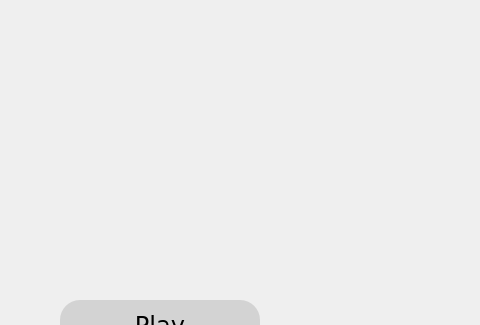
Before: the Qt Designer form RoboArena2/MenuAssets/SoloMenu.ui in Mesaying/Roboarena2023Team3, drawn with Qt 5; both pictures show x 340 to 820 and y 0 to 325 of the 1000 by 1000 pixel window.
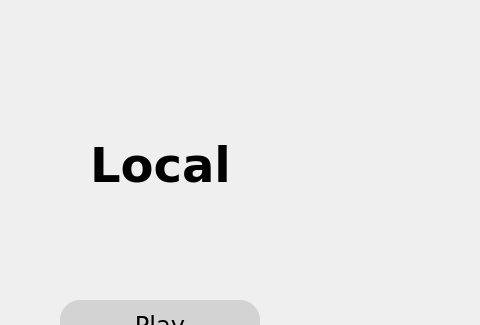
After: the same form once the commit is applied.

What changed in the file:
```diff
--- a/RoboArena2/MenuAssets/SoloMenu.ui
+++ b/RoboArena2/MenuAssets/SoloMenu.ui
@@ -164,6 +164,39 @@
      <string>Robot Player2</string>
     </property>
    </widget>
+   <widget class="QLabel" name="coolHeader">
+    <property name="geometry">
+     <rect>
+      <x>430</x>
+      <y>100</y>
+      <width>301</width>
+      <height>131</height>
+     </rect>
+    </property>
+    <property name="font">
+     <font>
+      <family>Verdana</family>
+      <pointsize>36</pointsize>
+      <weight>75</weight>
+      <bold>true</bold>
+     </font>
+    </property>
+    <property name="styleSheet">
+     <string notr="true">Qlabel#coolHeader {
+    font-size: 24px;
+    font-family: &quot;Arial&quot;;
+    font-weight: bold;
+    color: #3366FF;
+    background-color: #F0F0F0;
+    padding: 10px;
+    border-radius: 5px;
+}
+</string>
+    </property>
+    <property name="text">
+     <string>Local</string>
+    </property>
+   </widget>
   </widget>
   <widget class="QStatusBar" name="statusbar"/>
  </widget>
```
